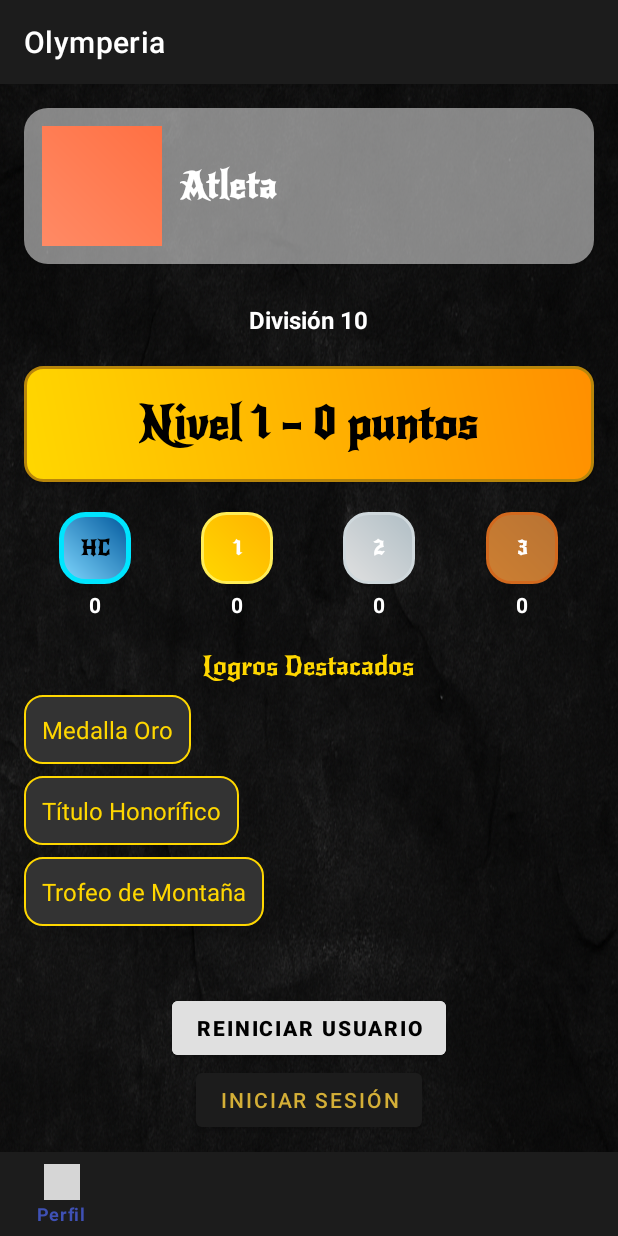
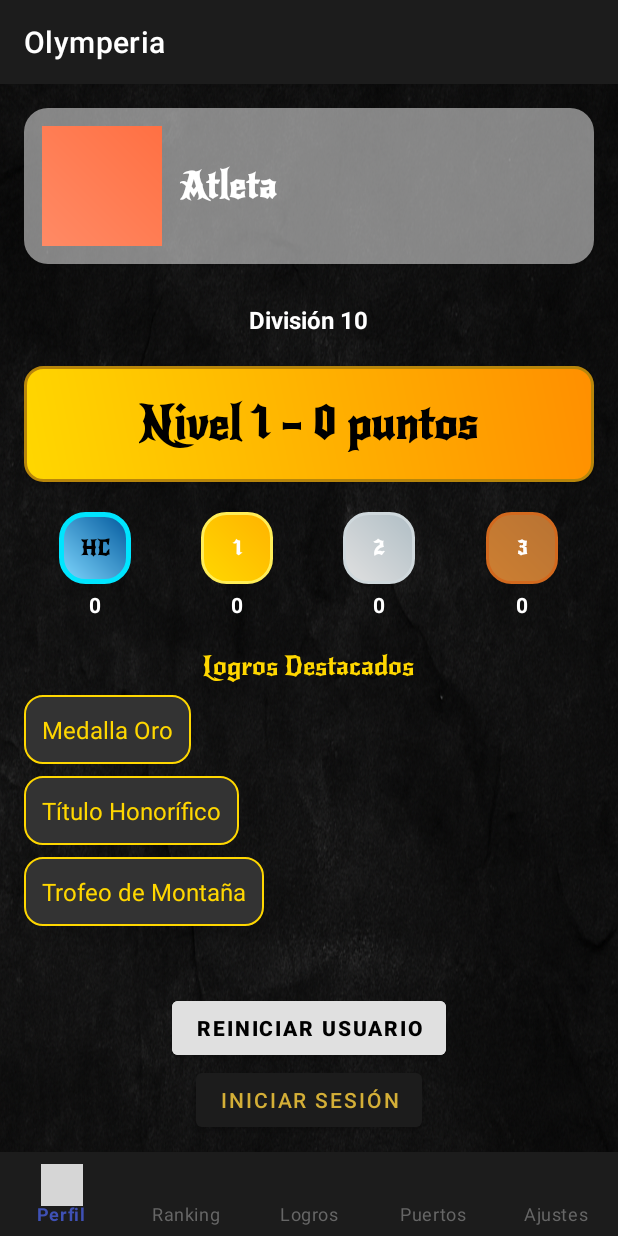
Before and after one commit to ChamaOly/Olymperia, an Android app: the MainActivity screen opened directly, with no data from a screen before it, on a phone screen of 412 x 824 dp. Run offline under Robolectric (Android 15) with nearby library versions, the phone set to English and light mode, and no system bars; our stand-ins replace navigation-ui; pictures from the network do not load; grey boxes are pictures that could not be loaded.

Commit message:
Ranking1

```diff
--- /dev/null
+++ b/app/src/main/java/com/example/olymperia/model/RankingUser.kt
@@ -0,0 +1,4 @@
+package com.example.olymperia.model
+
+class RankingUser {
+}
--- /dev/null
+++ b/app/src/main/java/com/example/olymperia/ui/Adapters/RankingAdapter.kt
@@ -0,0 +1,4 @@
+package com.example.olymperia.ui.Adapters
+
+class RankingAdapter {
+}
--- /dev/null
+++ b/app/src/main/java/com/example/olymperia/ui/FriendSummaryDialogFragment.kt
@@ -0,0 +1,4 @@
+package com.example.olymperia.ui
+
+class FriendSummaryDialogFragment {
+}
--- /dev/null
+++ b/app/src/main/java/com/example/olymperia/ui/RankingFragment.kt
@@ -0,0 +1,4 @@
+package com.example.olymperia.ui
+
+class RankingFragment {
+}
--- /dev/null
+++ b/app/src/main/res/anim/fade_in_up.xml
@@ -0,0 +1,4 @@
+<?xml version="1.0" encoding="utf-8"?>
+<set xmlns:android="http://schemas.android.com/apk/res/android">
+
+</set>
--- /dev/null
+++ b/app/src/main/res/anim/layout_fade_up.xml
@@ -0,0 +1,4 @@
+<?xml version="1.0" encoding="utf-8"?>
+<set xmlns:android="http://schemas.android.com/apk/res/android">
+
+</set>
--- a/app/src/main/res/drawable/bg_honor_maestro.xml
+++ b/app/src/main/res/drawable/bg_honor_maestro.xml
@@ -1,5 +1,6 @@
 <shape xmlns:android="http://schemas.android.com/apk/res/android" android:shape="rectangle">
-    <gradient android:startColor="#880E4F" android:endColor="#AD1457" android:angle="45"/>
-    <stroke android:width="2dp" android:color="#F06292"/>
+    <gradient android:startColor="#FFD700" android:endColor="#FFB300" android:angle="45" />
+    <stroke android:width="2dp" android:color="#F20857"/>
     <corners android:radius="14dp"/>
+
 </shape>
--- /dev/null
+++ b/app/src/main/res/drawable/bg_points_rect.xml
@@ -0,0 +1,4 @@
+<?xml version="1.0" encoding="utf-8"?>
+<selector xmlns:android="http://schemas.android.com/apk/res/android">
+
+</selector>
--- /dev/null
+++ b/app/src/main/res/drawable/circle_gold_background.xml
@@ -0,0 +1,4 @@
+<?xml version="1.0" encoding="utf-8"?>
+<selector xmlns:android="http://schemas.android.com/apk/res/android">
+
+</selector>
--- /dev/null
+++ b/app/src/main/res/drawable/ic_star_border.xml
@@ -0,0 +1,4 @@
+<?xml version="1.0" encoding="utf-8"?>
+<selector xmlns:android="http://schemas.android.com/apk/res/android">
+
+</selector>
--- /dev/null
+++ b/app/src/main/res/drawable/ic_star_filled.xml
@@ -0,0 +1,4 @@
+<?xml version="1.0" encoding="utf-8"?>
+<selector xmlns:android="http://schemas.android.com/apk/res/android">
+
+</selector>
--- a/app/src/main/res/layout/activity_main.xml
+++ b/app/src/main/res/layout/activity_main.xml
@@ -17,15 +17,16 @@
 
     <com.google.android.material.bottomnavigation.BottomNavigationView
         android:id="@+id/bottomNavigationView"
+        style="@style/BottomNavCustomStyle"
         android:layout_width="match_parent"
         android:layout_height="wrap_content"
         android:layout_gravity="bottom"
         android:background="@color/asphalt_dark"
         app:menu="@menu/bottom_nav_menu"
+        app:labelVisibilityMode="labeled"
+        app:itemIconTint="@color/bottom_nav_colors"
+        app:itemTextColor="@color/bottom_nav_colors" />
 
-        app:itemIconTint="@color/bottom_nav_colors"
-        app:itemTextColor="@color/bottom_nav_colors"
-        />
 
 
 </androidx.coordinatorlayout.widget.CoordinatorLayout>
--- /dev/null
+++ b/app/src/main/res/layout/item_ranking_user.xml
@@ -0,0 +1,6 @@
+<?xml version="1.0" encoding="utf-8"?>
+<androidx.constraintlayout.widget.ConstraintLayout xmlns:android="http://schemas.android.com/apk/res/android"
+             android:layout_width="match_parent"
+             android:layout_height="match_parent">
+
+</androidx.constraintlayout.widget.ConstraintLayout>
--- a/app/src/main/res/menu/bottom_nav_menu.xml
+++ b/app/src/main/res/menu/bottom_nav_menu.xml
@@ -1,4 +1,5 @@
 <menu xmlns:android="http://schemas.android.com/apk/res/android">
+
     <item
         android:id="@+id/nav_profile"
         android:icon="@drawable/ic_profile"
@@ -6,17 +7,22 @@
     <item
         android:id="@+id/nav_ranking"
         android:icon="@drawable/ic_ranking"
-        android:title="Ranking" />
+        android:title="Ranking"
+        android:visible="true" />
     <item
         android:id="@+id/nav_trophies"
         android:icon="@drawable/ic_trophy"
-        android:title="Logros" />
+        android:title="Logros"
+        android:visible="true" />
     <item
         android:id="@+id/nav_ports"
         android:icon="@drawable/ic_port"
-        android:title="Puertos" />
+        android:title="Puertos"
+        android:visible="true" />
     <item
         android:id="@+id/navigation_settings"
+        android:checkable="false"
         android:icon="@drawable/ic_settings"
-        android:title="Ajustes" />
+        android:title="Ajustes"
+        android:visible="true" />
 </menu>
--- a/app/src/main/res/values/styles.xml
+++ b/app/src/main/res/values/styles.xml
@@ -6,6 +6,11 @@
         <item name="android:textColor">?attr/colorOnPrimary</item>
 
     </style>
+    <style name="BottomNavCustomStyle" parent="Widget.MaterialComponents.BottomNavigationView">
+        <item name="itemIconSize">28dp</item> <!-- Tamaño de íconos -->
+        <item name="android:textSize">14sp</item> <!-- Tamaño de texto -->
+    </style>
+
 
     <!-- Para los encabezados de sección en TrophyRoomFragment -->
     <style name="SectionHeader">
@@ -29,4 +34,6 @@
     </style>
 
 
+
+
 </resources>
--- a/app/src/main/res/values/themes.xml
+++ b/app/src/main/res/values/themes.xml
@@ -7,14 +7,6 @@
         <item name="android:statusBarColor">@android:color/transparent</item>
     </style>
 
-
-    <style name="Theme.Olymperia.DarkAsphaltTheme" parent="Theme.MaterialComponents.DayNight.DarkActionBar">
-        <!-- Color primario, etc. -->
-        <item name="android:windowBackground">@drawable/bg_terroso_dark</item>
-    </style>
-
-
-    <!-- Tema principal de la app -->
     <style name="Theme.Olymperia" parent="Theme.AppCompat.Light.NoActionBar">
         <!-- Paleta de colores -->
         <item name="colorPrimary">@color/your_primary</item>
@@ -24,20 +16,22 @@
         <item name="android:navigationBarColor">@color/your_primary</item>
     </style>
 
-    <!-- Puedes definir aquí variantes para modo oscuro, etc. -->
     <style name="Theme.Olymperia.Dark" parent="Theme.AppCompat.DayNight.NoActionBar">
-        <!-- …otros overrides… -->
+        <!-- Puedes definir aquí variantes para modo oscuro -->
+    </style>
+
+    <style name="Theme.Olymperia.DarkAsphaltTheme" parent="Theme.MaterialComponents.DayNight.DarkActionBar">
+        <item name="android:windowBackground">@drawable/bg_terroso_dark</item>
     </style>
 
     <style name="Olymperia.DarkAsphaltTheme" parent="Theme.MaterialComponents.DayNight.DarkActionBar">
-
-
-        <item name="android:textColorPrimary">@color/gold_antique</item> <!-- cambia aquí -->
+        <item name="android:textColorPrimary">@color/gold_antique</item>
         <item name="android:textColorSecondary">@color/gold_antique</item>
         <item name="colorPrimary">@color/asphalt_dark</item>
         <item name="colorOnPrimary">@color/gold_antique</item>
     </style>
 
+    <!-- Estilo personalizado para BottomNavigationView -->
 
 
 </resources>
```
Also changed, not shown: app/src/main/java/com/example/olymperia/ui/AchievementDisplay.kt (+21 -7 lines), app/src/main/res/drawable/text_embossed.xml (added, +18 -0 lines), app/src/main/res/layout/dialog_achievement_unlocked.xml (+7 -0 lines), app/src/main/res/layout/dialog_friend_summary.xml (added, +47 -0 lines).
